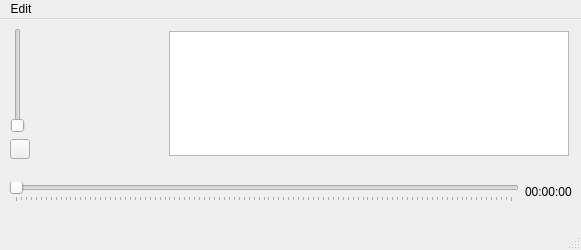
Before: the Qt Designer form app/src/mainwindow.ui in ailchuk/uamp, drawn with Qt 5.
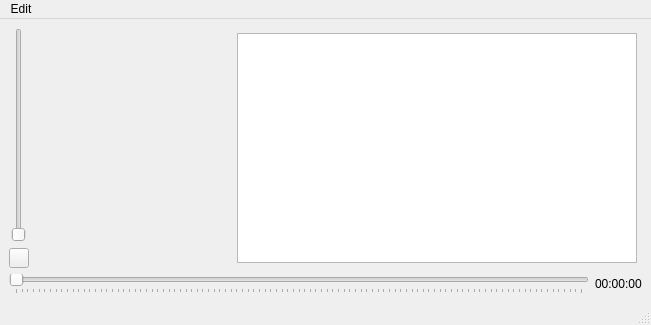
After: the same form once the commit is applied. Icons and pictures are not drawn.

Commit message: change some sizes and add new buttons

```diff
--- a/app/src/mainwindow.ui
+++ b/app/src/mainwindow.ui
@@ -6,14 +6,14 @@
    <rect>
     <x>0</x>
     <y>0</y>
-    <width>581</width>
-    <height>250</height>
+    <width>651</width>
+    <height>325</height>
    </rect>
   </property>
   <property name="minimumSize">
    <size>
     <width>580</width>
-    <height>250</height>
+    <height>325</height>
    </size>
   </property>
   <property name="windowTitle">
@@ -21,18 +21,32 @@
   </property>
   <widget class="QWidget" name="centralwidget">
    <layout class="QGridLayout" name="gridLayout">
-    <item row="5" column="0">
+    <item row="8" column="0">
      <layout class="QVBoxLayout" name="verticalLayout_2">
       <item>
+       <layout class="QHBoxLayout" name="horizontalLayout_3">
+        <item>
        <layout class="QHBoxLayout" name="horizontalLayout">
+          <property name="sizeConstraint">
+           <enum>QLayout::SetMinimumSize</enum>
+          </property>
         <item>
          <layout class="QVBoxLayout" name="verticalLayout">
+            <property name="sizeConstraint">
+             <enum>QLayout::SetMinimumSize</enum>
+            </property>
           <item>
            <widget class="QSlider" name="verticalSliderVolume">
+              <property name="minimumSize">
+               <size>
+                <width>20</width>
+                <height>20</height>
+               </size>
+              </property>
             <property name="maximumSize">
              <size>
               <width>16777215</width>
-              <height>105</height>
+                <height>1080</height>
              </size>
             </property>
             <property name="maximum">
@@ -63,25 +77,36 @@
          </layout>
         </item>
         <item>
+           <layout class="QGridLayout" name="gridLayoutCoverImage">
+            <property name="topMargin">
+             <number>5</number>
+            </property>
+            <property name="bottomMargin">
+             <number>5</number>
+            </property>
+            <item row="0" column="0">
          <widget class="QLabel" name="coverLabelImage">
           <property name="sizePolicy">
-           <sizepolicy hsizetype="Maximum" vsizetype="Maximum">
+               <sizepolicy hsizetype="MinimumExpanding" vsizetype="MinimumExpanding">
             <horstretch>0</horstretch>
             <verstretch>0</verstretch>
            </sizepolicy>
           </property>
           <property name="minimumSize">
            <size>
-            <width>125</width>
-            <height>125</height>
+                <width>1</width>
+                <height>1</height>
            </size>
           </property>
           <property name="maximumSize">
            <size>
-            <width>125</width>
-            <height>125</height>
-           </size>
-          </property>
+                <width>300</width>
+                <height>300</height>
+               </size>
+              </property>
+              <property name="contextMenuPolicy">
+               <enum>Qt::DefaultContextMenu</enum>
+              </property>
           <property name="text">
            <string/>
           </property>
@@ -102,7 +127,23 @@
           </property>
          </widget>
         </item>
+           </layout>
+          </item>
         <item>
+           <layout class="QGridLayout" name="gridLayoutQueue">
+            <property name="leftMargin">
+             <number>5</number>
+            </property>
+            <property name="topMargin">
+             <number>5</number>
+            </property>
+            <property name="rightMargin">
+             <number>5</number>
+            </property>
+            <property name="bottomMargin">
+             <number>5</number>
+            </property>
+            <item row="0" column="0">
          <widget class="QTableView" name="playlistView">
           <property name="sizePolicy">
            <sizepolicy hsizetype="Maximum" vsizetype="Maximum">
@@ -113,22 +154,23 @@
           <property name="minimumSize">
            <size>
             <width>400</width>
-            <height>125</height>
+                <height>150</height>
            </size>
           </property>
           <property name="maximumSize">
            <size>
             <width>16777215</width>
-            <height>125</height>
+                <height>1080</height>
            </size>
           </property>
          </widget>
         </item>
        </layout>
       </item>
-      <item>
-       <layout class="QHBoxLayout" name="horizontalLayout_3"/>
-      </item>
+         </layout>
+        </item>
+       </layout>
+      </item>
       <item>
        <layout class="QHBoxLayout" name="horizontalLayout_2">
         <item>
@@ -162,7 +204,7 @@
     <rect>
      <x>0</x>
      <y>0</y>
-     <width>581</width>
+     <width>651</width>
      <height>20</height>
     </rect>
    </property>
```
Left out of the diff: 8 changed lines with no effect on the pictures. Lines whose indentation alone changed are shown as unchanged. The commit also changes 2 other files.
